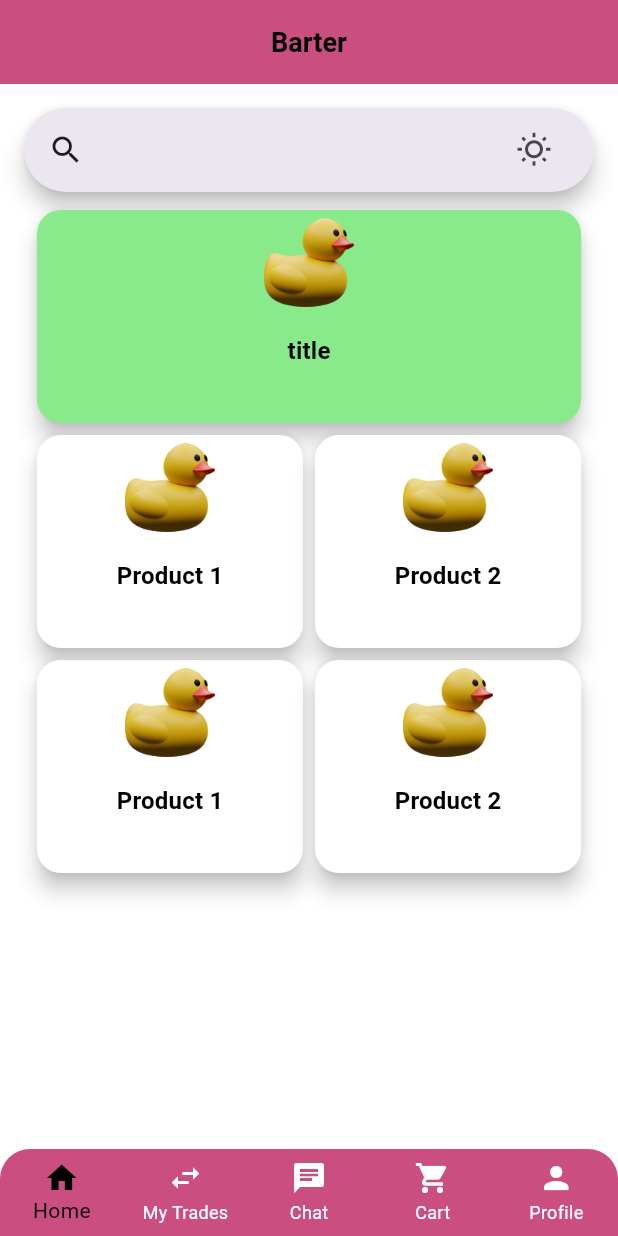
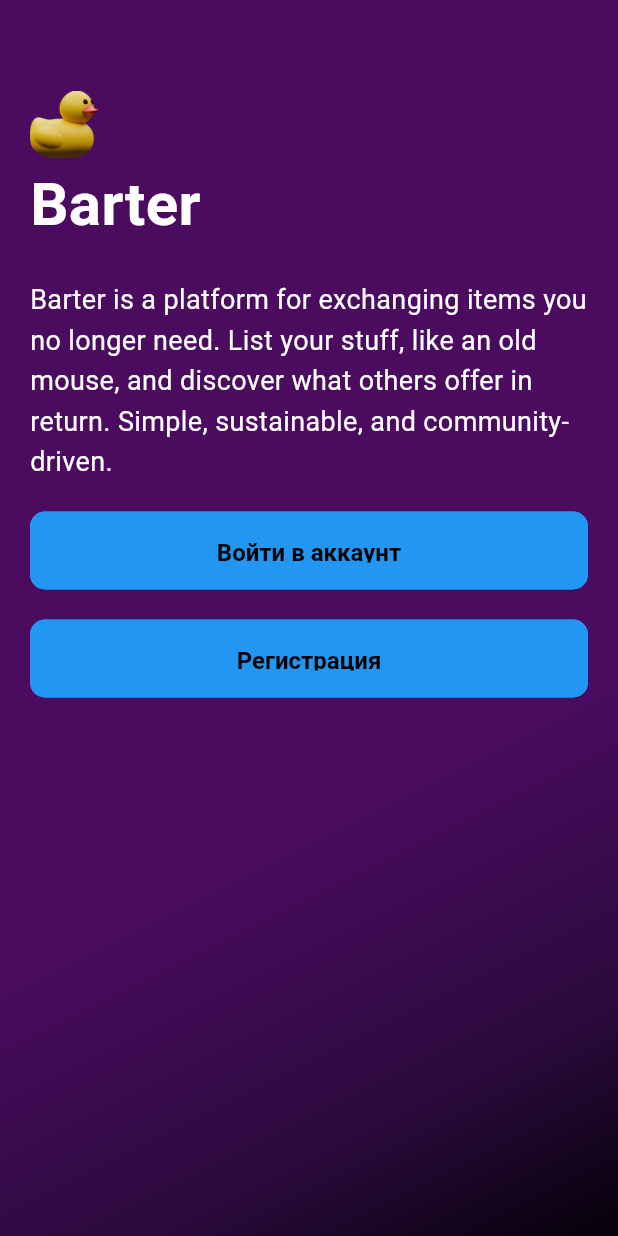
Before and after one commit to Ibr4gim/Barter, a Flutter app: the screen it shows after launch, on a phone screen of 412 x 824 dp. Run offline on Flutter 3.47's test engine with Material 3 defaults, Android fonts, the phone set to English and light mode, and no system bars; Roboto replaces fonts that are missing (NeueMachine, Poppins).

Commit message:
added auth UI

```diff
--- a/lib/app.dart
+++ b/lib/app.dart
@@ -1,4 +1,8 @@
 import 'package:flutter/material.dart';
+import 'package:my_project/presentation/screens/auth/auth_screen.dart';
+import 'package:my_project/presentation/screens/auth/forgot_password_screen.dart';
+import 'package:my_project/presentation/screens/auth/login_screen.dart';
+import 'package:my_project/presentation/screens/auth/sign_up_screen.dart';
 import 'package:my_project/presentation/styles/theme/theme.dart';
 import 'presentation/screens/home_screen.dart';
 
@@ -10,10 +14,57 @@ class BarterApp extends StatelessWidget {
     return MaterialApp(
       title: 'Barter - Алмашуу',
       debugShowCheckedModeBanner: false,
-      home: const HomeScreen(),
+      initialRoute: '/splash',
+      routes: {
+        '/home': (context) => HomeScreen(),
+        '/login': (context) => Login(),
+        '/sign_up': (context) => SignUp(),
+        '/forgot_password': (context) => ForgotPassword(),
+      },
+      home: AuthScreen(),
       themeMode: ThemeMode.system,
       theme: TAppTheme.lightTheme,
       darkTheme: TAppTheme.darkTheme,
     );
   }
 }
+
+// import 'package:flutter/material.dart';
+// import 'package:my_project/presentation/screens/onboarding_screen.dart';
+// import 'package:shared_preferences/shared_preferences.dart';
+// import 'package:my_project/presentation/styles/theme/theme.dart';
+// import 'presentation/screens/auth_screen.dart';
+
+// class BarterApp extends StatelessWidget {
+//   const BarterApp({super.key});
+
+//   Future<bool> _checkIfOnboardingCompleted() async {
+//     final prefs = await SharedPreferences.getInstance();
+//     return prefs.getBool('onboarding_completed') ?? false;
+//   }
+
+//   @override
+//   Widget build(BuildContext context) {
+//     return MaterialApp(
+//       title: 'Barter - Алмашуу',
+//       debugShowCheckedModeBanner: false,
+//       themeMode: ThemeMode.system,
+//       theme: TAppTheme.lightTheme,
+//       darkTheme: TAppTheme.darkTheme,
+//       home: FutureBuilder<bool>(
+//         future: _checkIfOnboardingCompleted(),
+//         builder: (context, snapshot) {
+//           if (snapshot.connectionState == ConnectionState.waiting) {
+//             return const Scaffold(
+//               body: Center(child: CircularProgressIndicator()),
+//             );
+//           }
+//           final onboardingCompleted = snapshot.data ?? false;
+//           return onboardingCompleted
+//               ? const AuthScreen()
+//               : const OnboardingSlide();
+//         },
+//       ),
+//     );
+//   }
+// }
--- /dev/null
+++ b/lib/presentation/screens/auth/auth_screen.dart
@@ -0,0 +1,74 @@
+import 'package:flutter/material.dart';
+import 'package:my_project/presentation/widgets/custom_button.dart';
+
+class AuthScreen extends StatelessWidget {
+  const AuthScreen({super.key});
+
+  @override
+  Widget build(BuildContext context) {
+    return Scaffold(
+      body: Container(
+        padding: EdgeInsets.only(top: 60, left: 20, right: 20),
+        decoration: BoxDecoration(
+          gradient: LinearGradient(
+            begin: Alignment.bottomRight,
+            end: Alignment.topLeft,
+            colors: [
+              Color.fromARGB(255, 5, 1, 9),
+              Color.fromARGB(255, 42, 10, 60),
+              Color.fromARGB(255, 75, 12, 96),
+            ],
+            stops: [0.0, 0.15, 0.37],
+          ),
+        ),
+        child: Column(
+          crossAxisAlignment: CrossAxisAlignment.start,
+          children: [
+            Align(
+              alignment: Alignment.topLeft,
+              child: Image.asset(
+                'assets/images/duck.png',
+                width: 46,
+                height: 46,
+              ),
+            ),
+            Text(
+              'Barter',
+              style: TextStyle(
+                color: Colors.white,
+                fontSize: 40,
+                fontWeight: FontWeight.w700,
+                fontFamily: 'NeueMachine',
+                height: 1.5,
+              ),
+            ),
+            SizedBox(height: 20),
+            Text(
+              'Barter is a platform for exchanging items you no longer need. List your stuff, like an old mouse, and discover what others offer in return. Simple, sustainable, and community-driven. ',
+              textAlign: TextAlign.start,
+              style: TextStyle(fontSize: 18, color: Colors.white, height: 1.5),
+            ),
+            SizedBox(height: 20, width: 70),
+            CustomButtons(
+              text: 'Войти в аккаунт',
+              textColor: const Color.fromARGB(255, 5, 0, 0),
+              onPressed: () {
+                Navigator.pushNamed(context, '/login');
+              },
+              backgroundColor: const Color.fromARGB(255, 0, 0, 0),
+            ),
+            SizedBox(height: 20),
+            CustomButtons(
+              text: 'Регистрация',
+              textColor: Colors.lightGreenAccent,
+              onPressed: () {
+                Navigator.pushNamed(context, '/sign_up');
+              },
+              backgroundColor: const Color.fromARGB(255, 0, 0, 0),
+            ),
+          ],
+        ),
+      ),
+    );
+  }
+}
--- a/pubspec.yaml
+++ b/pubspec.yaml
@@ -30,6 +30,8 @@ environment:
 dependencies:
   flutter:
     sdk: flutter
+  shared_preferences: ^2.2.2
+  # flutter_login: ^5.0.0
 
   # The following adds the Cupertino Icons font to your application.
   # Use with the CupertinoIcons class for iOS style icons.
```
Also changed, not shown: lib/presentation/screens/auth/forgot_password_screen.dart (added, +46 -0 lines), lib/presentation/screens/auth/login_screen.dart (added, +46 -0 lines), lib/presentation/screens/auth/sign_up_screen.dart (added, +12 -0 lines), lib/presentation/screens/onboarding_screen.dart (+116 -98 lines), pubspec.lock, 8 other files.
